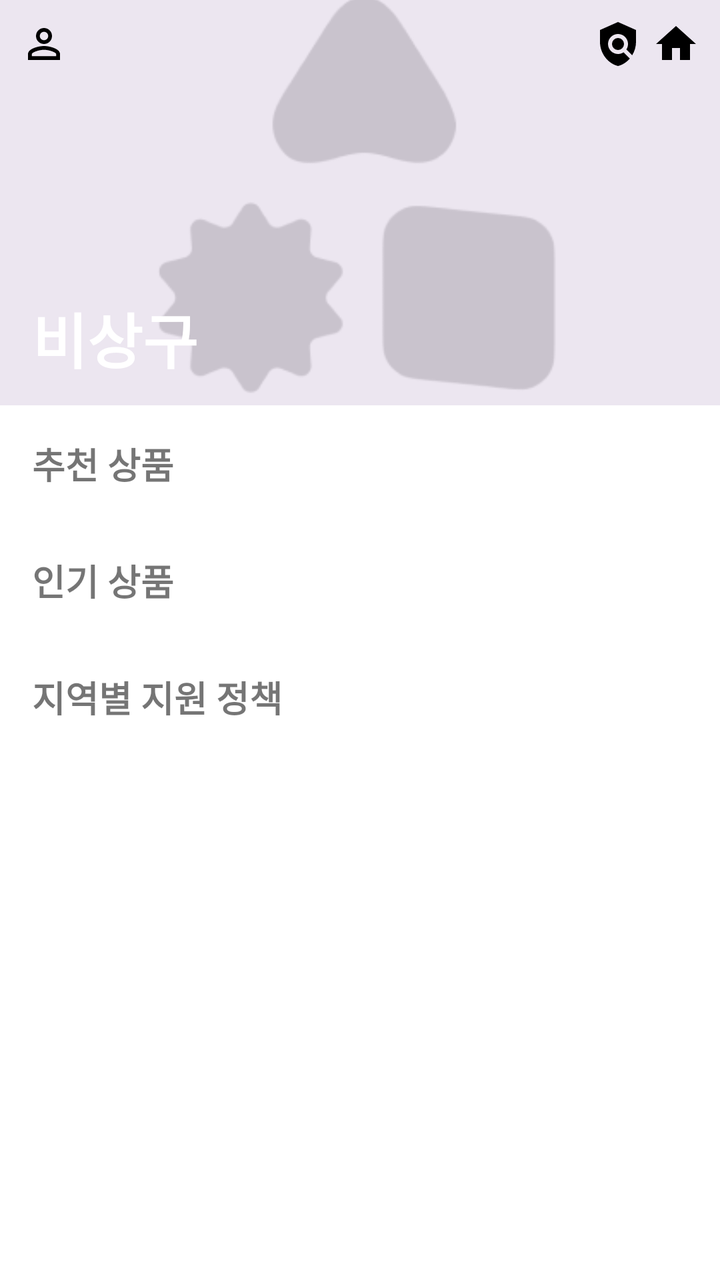
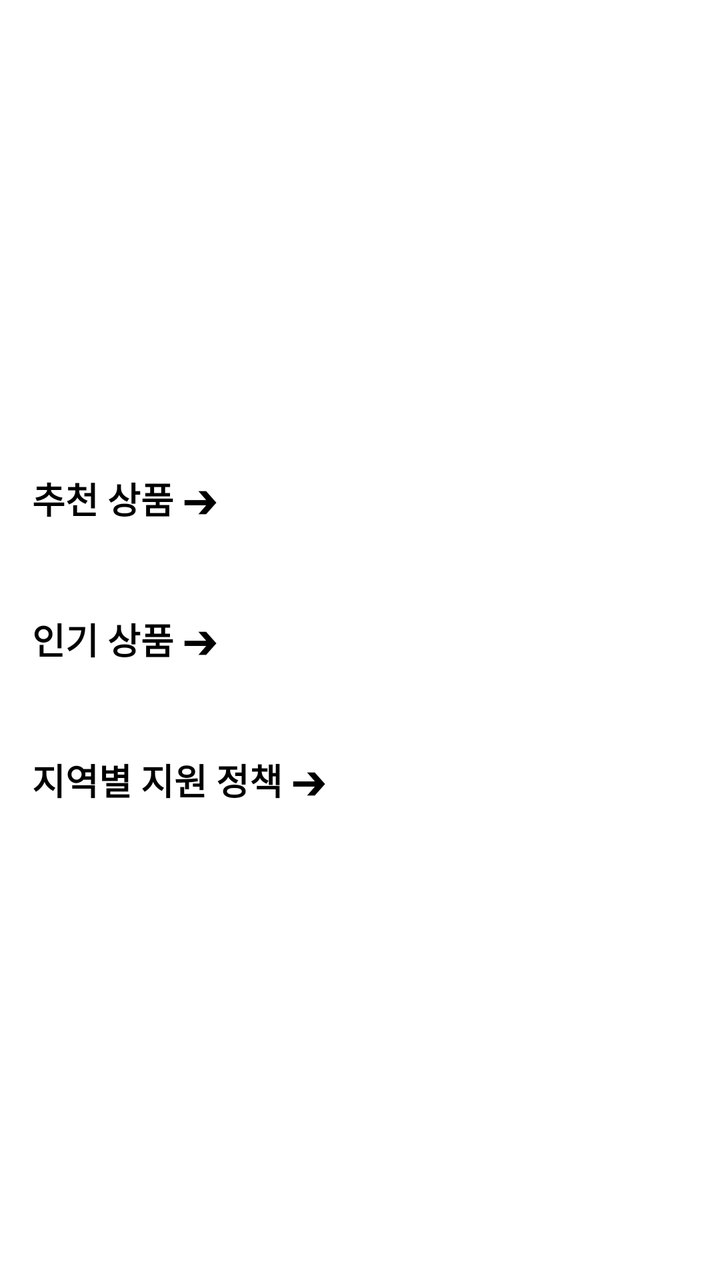

Before-and-after screenshots of an Android layout around one commit, followed by the original layout XML and the change that was made.
<!-- AndroidManifest.xml: application theme Theme.ExitSW -->
<!-- res/layout/fragment_main.xml -->
<androidx.drawerlayout.widget.DrawerLayout
    xmlns:android="http://schemas.android.com/apk/res/android"
    xmlns:app="http://schemas.android.com/apk/res-auto"
    android:layout_width="match_parent"
    android:layout_height="match_parent">

    <ScrollView
        android:layout_width="match_parent"
        android:layout_height="match_parent">

        <LinearLayout
            android:layout_width="match_parent"
            android:layout_height="match_parent"
            android:orientation="vertical">

            <androidx.constraintlayout.widget.ConstraintLayout
            android:layout_width="match_parent"
            android:layout_height="wrap_content">

                
                <ImageView
                    android:id="@+id/bannerImage"
                    android:layout_width="0dp"
                    android:layout_height="0dp"
                    android:scaleType="centerCrop"
                    android:src="@drawable/banner"
                    app:layout_constraintTop_toTopOf="parent"
                    app:layout_constraintStart_toStartOf="parent"
                    app:layout_constraintEnd_toEndOf="parent"
                    app:layout_constraintDimensionRatio="H,16:9"/>

                
                <ImageButton
                    android:id="@+id/btn_profile"
                    style="@style/NoBackground_ImageButton"
                    android:layout_width="wrap_content"
                    android:layout_height="wrap_content"
                    android:src="@drawable/ic_ai"
                    app:layout_constraintTop_toTopOf="@+id/bannerImage"
                    app:layout_constraintStart_toStartOf="parent"
                    android:layout_marginTop="10dp"
                    android:layout_marginStart="10dp"/>

                
                <ImageButton
                    android:id="@+id/btn_notification"
                    style="@style/NoBackground_ImageButton"
                    android:layout_width="wrap_content"
                    android:layout_height="wrap_content"
                    android:src="@drawable/ic_policy"
                    app:layout_constraintTop_toTopOf="@+id/bannerImage"
                    app:layout_constraintEnd_toStartOf="@+id/btn_settings"
                    android:layout_marginTop="10dp"
                    android:layout_marginEnd="5dp" />

                
                <ImageButton
                    android:id="@+id/btn_settings"
                    style="@style/NoBackground_ImageButton"
                    android:layout_width="wrap_content"
                    android:layout_height="wrap_content"
                    android:src="@drawable/ic_home"
                    app:layout_constraintTop_toTopOf="@+id/bannerImage"
                    app:layout_constraintEnd_toEndOf="parent"
                    android:layout_marginTop="10dp"
                    android:layout_marginEnd="10dp"/>

                
                <TextView
                    android:id="@+id/todayDateText"
                    android:layout_width="wrap_content"
                    android:layout_height="wrap_content"
                    android:text="비상구"
                    android:textColor="#FFFFFF"
                    android:textSize="30sp"
                    android:textStyle="bold"
                    app:layout_constraintBottom_toBottomOf="@+id/bannerImage"
                    app:layout_constraintStart_toStartOf="parent"
                    android:layout_marginStart="16dp"
                    android:layout_marginBottom="12dp"/>
            </androidx.constraintlayout.widget.ConstraintLayout>

            <LinearLayout
            android:layout_width="match_parent"
            android:layout_height="wrap_content"
            android:orientation="vertical">

                
                <LinearLayout
                android:layout_width="match_parent"
                android:layout_height="wrap_content"
                android:orientation="vertical"
                android:padding="16dp">

                    <TextView
                        android:id="@+id/RecommendSavingText"
                        android:layout_width="wrap_content"
                        android:layout_height="wrap_content"
                        android:text="추천 상품"
                        android:textSize="18sp"
                        android:textStyle="bold" />

                    <HorizontalScrollView
                    android:layout_width="match_parent"
                    android:layout_height="wrap_content">

                
                    <LinearLayout
                        android:layout_width="wrap_content"
                        android:layout_height="wrap_content"
                        android:orientation="horizontal">

                        

                    </LinearLayout>

                </HorizontalScrollView>

                </LinearLayout>

                
                <LinearLayout
                    android:layout_width="match_parent"
                    android:layout_height="wrap_content"
                    android:orientation="vertical"
                    android:padding="16dp">

                    <TextView
                        android:text="인기 상품"
                        android:textSize="18sp"
                        android:textStyle="bold"
                        android:layout_width="wrap_content"
                        android:layout_height="wrap_content"/>

                    <HorizontalScrollView
                        android:layout_width="match_parent"
                        android:layout_height="wrap_content">

                        
                        <LinearLayout
                            android:layout_width="wrap_content"
                            android:layout_height="wrap_content"
                            android:orientation="horizontal">

                        

                        </LinearLayout>

                    </HorizontalScrollView>

                </LinearLayout>

                
                <LinearLayout
                    android:layout_width="match_parent"
                    android:layout_height="wrap_content"
                    android:orientation="vertical"
                    android:padding="16dp">

                    <TextView
                        android:text="지역별 지원 정책"
                        android:textSize="18sp"
                        android:textStyle="bold"
                        android:layout_width="wrap_content"
                        android:layout_height="wrap_content"/>

                    <HorizontalScrollView
                        android:layout_width="match_parent"
                        android:layout_height="wrap_content">

                        <LinearLayout
                            android:layout_width="wrap_content"
                            android:layout_height="wrap_content"
                            android:orientation="horizontal">

                            

                        </LinearLayout>

                    </HorizontalScrollView>

                </LinearLayout>

            </LinearLayout>

        </LinearLayout>

    </ScrollView>

</androidx.drawerlayout.widget.DrawerLayout>
<!-- resources referenced by this layout -->
<resources>
  <!-- drawable banner: png bitmap (drawable, 6138 bytes) -->
  <!-- drawable ic_ai (drawable) -->
  <vector android:height="24dp" android:tint="#000000"
      android:viewportHeight="24" android:viewportWidth="24"
      android:width="24dp" xmlns:android="http://schemas.android.com/apk/res/android">
      <path android:fillColor="@android:color/white" android:pathData="M12,5.9c1.16,0 2.1,0.94 2.1,2.1s-0.94,2.1 -2.1,2.1S9.9,9.16 9.9,8s0.94,-2.1 2.1,-2.1m0,9c2.97,0 6.1,1.46 6.1,2.1v1.1L5.9,18.1L5.9,17c0,-0.64 3.13,-2.1 6.1,-2.1M12,4C9.79,4 8,5.79 8,8s1.79,4 4,4 4,-1.79 4,-4 -1.79,-4 -4,-4zM12,13c-2.67,0 -8,1.34 -8,4v3h16v-3c0,-2.66 -5.33,-4 -8,-4z"/>
  </vector>
  <!-- drawable ic_home (drawable) -->
  <vector android:height="24dp" android:tint="#000000"
      android:viewportHeight="24" android:viewportWidth="24"
      android:width="24dp" xmlns:android="http://schemas.android.com/apk/res/android">
      <path android:fillColor="@android:color/white" android:pathData="M10,20v-6h4v6h5v-8h3L12,3 2,12h3v8z"/>
  </vector>
  <!-- drawable ic_policy (drawable) -->
  <vector android:height="24dp" android:tint="#000000"
      android:viewportHeight="24" android:viewportWidth="24"
      android:width="24dp" xmlns:android="http://schemas.android.com/apk/res/android">
      <path android:fillColor="@android:color/white" android:pathData="M21,5l-9,-4L3,5v6c0,5.55 3.84,10.74 9,12c2.3,-0.56 4.33,-1.9 5.88,-3.71l-3.12,-3.12c-1.94,1.29 -4.58,1.07 -6.29,-0.64c-1.95,-1.95 -1.95,-5.12 0,-7.07c1.95,-1.95 5.12,-1.95 7.07,0c1.71,1.71 1.92,4.35 0.64,6.29l2.9,2.9C20.29,15.69 21,13.38 21,11V5z"/>
      <path android:fillColor="@android:color/white" android:pathData="M12,12m-3,0a3,3 0,1 1,6 0a3,3 0,1 1,-6 0"/>
  </vector>
  <style name="NoBackground_ImageButton">
          <item name="android:background">@android:color/transparent</item>
      </style>
  <style name="Theme.ExitSW" parent="Base.Theme.ExitSW" />
  <style name="Base.Theme.ExitSW" parent="Theme.MaterialComponents.DayNight.DarkActionBar">
          
          
      </style>
</resources>

<!-- the commit's change to res/layout/fragment_main.xml (unified diff, before → after) -->
@@ -1,190 +1,164 @@
 <androidx.drawerlayout.widget.DrawerLayout
     xmlns:android="http://schemas.android.com/apk/res/android"
     xmlns:app="http://schemas.android.com/apk/res-auto"
+    xmlns:tools="http://schemas.android.com/tools"
     android:layout_width="match_parent"
-    android:layout_height="match_parent">
+    android:layout_height="match_parent"
+    tools:context=".main.MainFragment">
 
     <ScrollView
         android:layout_width="match_parent"
-        android:layout_height="match_parent">
+        android:layout_height="match_parent"
+        android:scrollbars="none">
 
         <LinearLayout
-            android:layout_width="match_parent"
-            android:layout_height="match_parent"
-            android:orientation="vertical">
-
-            <androidx.constraintlayout.widget.ConstraintLayout
-            android:layout_width="match_parent"
-            android:layout_height="wrap_content">
-
-                
-                <ImageView
-                    android:id="@+id/bannerImage"
-                    android:layout_width="0dp"
-                    android:layout_height="0dp"
-                    android:scaleType="centerCrop"
-                    android:src="@drawable/banner"
-                    app:layout_constraintTop_toTopOf="parent"
-                    app:layout_constraintStart_toStartOf="parent"
-                    app:layout_constraintEnd_toEndOf="parent"
-                    app:layout_constraintDimensionRatio="H,16:9"/>
-
-                
-                <ImageButton
-                    android:id="@+id/btn_profile"
-                    style="@style/NoBackground_ImageButton"
-                    android:layout_width="wrap_content"
-                    android:layout_height="wrap_content"
-                    android:src="@drawable/ic_ai"
-                    app:layout_constraintTop_toTopOf="@+id/bannerImage"
-                    app:layout_constraintStart_toStartOf="parent"
-                    android:layout_marginTop="10dp"
-                    android:layout_marginStart="10dp"/>
-
-                
-                <ImageButton
-                    android:id="@+id/btn_notification"
-                    style="@style/NoBackground_ImageButton"
-                    android:layout_width="wrap_content"
-                    android:layout_height="wrap_content"
-                    android:src="@drawable/ic_policy"
-                    app:layout_constraintTop_toTopOf="@+id/bannerImage"
-                    app:layout_constraintEnd_toStartOf="@+id/btn_settings"
-                    android:layout_marginTop="10dp"
-                    android:layout_marginEnd="5dp" />
-
-                
-                <ImageButton
-                    android:id="@+id/btn_settings"
-                    style="@style/NoBackground_ImageButton"
-                    android:layout_width="wrap_content"
-                    android:layout_height="wrap_content"
-                    android:src="@drawable/ic_home"
-                    app:layout_constraintTop_toTopOf="@+id/bannerImage"
-                    app:layout_constraintEnd_toEndOf="parent"
-                    android:layout_marginTop="10dp"
-                    android:layout_marginEnd="10dp"/>
-
-                
-                <TextView
-                    android:id="@+id/todayDateText"
-                    android:layout_width="wrap_content"
-                    android:layout_height="wrap_content"
-                    android:text="비상구"
-                    android:textColor="#FFFFFF"
-                    android:textSize="30sp"
-                    android:textStyle="bold"
-                    app:layout_constraintBottom_toBottomOf="@+id/bannerImage"
-                    app:layout_constraintStart_toStartOf="parent"
-                    android:layout_marginStart="16dp"
-                    android:layout_marginBottom="12dp"/>
-            </androidx.constraintlayout.widget.ConstraintLayout>
-
-            <LinearLayout
             android:layout_width="match_parent"
             android:layout_height="wrap_content"
             android:orientation="vertical">
 
+            
+            <androidx.constraintlayout.widget.ConstraintLayout
+                android:layout_width="match_parent"
+                android:layout_height="220dp">
                 
-                <LinearLayout
+            </androidx.constraintlayout.widget.ConstraintLayout>
+
+            
+            <LinearLayout
                 android:layout_width="match_parent"
                 android:layout_height="wrap_content"
                 android:orientation="vertical"
                 android:padding="16dp">
 
-                    <TextView
-                        android:id="@+id/RecommendSavingText"
-                        android:layout_width="wrap_content"
-                        android:layout_height="wrap_content"
-                        android:text="추천 상품"
-                        android:textSize="18sp"
-                        android:textStyle="bold" />
-
-                    <HorizontalScrollView
-                    android:layout_width="match_parent"
-                    android:layout_height="wrap_content">
+                <TextView
+                    android:text="추천 상품 ➔"
+                    android:textSize="18sp"
+                    android:textStyle="bold"
+                    android:textColor="@android:color/black"
+                    android:layout_width="wrap_content"
+                    android:layout_height="wrap_content"
+                    android:layout_marginBottom="12dp"/>
 
                 
-                    <LinearLayout
-                        android:layout_width="wrap_content"
-                        android:layout_height="wrap_content"
-                        android:orientation="horizontal">
+                <androidx.recyclerview.widget.RecyclerView
+                    android:id="@+id/recommendRecyclerView"
+                    android:layout_width="match_parent"
+                    android:layout_height="wrap_content"
+                    android:orientation="horizontal"
+                    app:layoutManager="androidx.recyclerview.widget.LinearLayoutManager"
+                    tools:listitem="@layout/item_home_card"
+                    tools:itemCount="3"/>
+            </LinearLayout>
 
-                        
+            
+            <LinearLayout
+                android:layout_width="match_parent"
+                android:layout_height="wrap_content"
+                android:orientation="vertical"
+                android:padding="16dp">
 
-                    </LinearLayout>
-
-                </HorizontalScrollView>
-
-                </LinearLayout>
+                <TextView
+                    android:text="인기 상품 ➔"
+                    android:textSize="18sp"
+                    android:textStyle="bold"
+                    android:textColor="@android:color/black"
+                    android:layout_width="wrap_content"
+                    android:layout_height="wrap_content"
+                    android:layout_marginBottom="12dp"/>
 
                 
-                <LinearLayout
+                <androidx.recyclerview.widget.RecyclerView
+                    android:id="@+id/popularRecyclerView"
                     android:layout_width="match_parent"
                     android:layout_height="wrap_content"
-                    android:orientation="vertical"
-                    android:padding="16dp">
+                    android:orientation="horizontal"
+                    app:layoutManager="androidx.recyclerview.widget.LinearLayoutManager"
+                    tools:listitem="@layout/item_home_card"
+                    tools:itemCount="3"/>
+            </LinearLayout>
 
-                    <TextView
-                        android:text="인기 상품"
-                        android:textSize="18sp"
-                        android:textStyle="bold"
-                        android:layout_width="wrap_content"
-                        android:layout_height="wrap_content"/>
+            
+            <LinearLayout
+                android:layout_width="match_parent"
+                android:layout_height="wrap_content"
+                android:orientation="vertical"
+                android:padding="16dp">
 
-                    <HorizontalScrollView
-                        android:layout_width="match_parent"
-                        android:layout_height="wrap_content">
-
-                        
-                        <LinearLayout
-                            android:layout_width="wrap_content"
-                            android:layout_height="wrap_content"
-                            android:orientation="horizontal">
-
-                        
-
-                        </LinearLayout>
-
-                    </HorizontalScrollView>
-
-                </LinearLayout>
+                <TextView
+                    android:text="지역별 지원 정책 ➔"
+                    android:textSize="18sp"
+                    android:textStyle="bold"
+                    android:textColor="@android:color/black"
+                    android:layout_width="wrap_content"
+                    android:layout_height="wrap_content"
+                    android:layout_marginBottom="12dp"/>
 
                 
-                <LinearLayout
+                <androidx.recyclerview.widget.RecyclerView
+                    android:id="@+id/policyRecyclerView"
                     android:layout_width="match_parent"
                     android:layout_height="wrap_content"
-                    android:orientation="vertical"
-                    android:padding="16dp">
-
-                    <TextView
-                        android:text="지역별 지원 정책"
-                        android:textSize="18sp"
-                        android:textStyle="bold"
-                        android:layout_width="wrap_content"
-                        android:layout_height="wrap_content"/>
-
-                    <HorizontalScrollView
-                        android:layout_width="match_parent"
-                        android:layout_height="wrap_content">
-
-                        <LinearLayout
-                            android:layout_width="wrap_content"
-                            android:layout_height="wrap_content"
-                            android:orientation="horizontal">
-
-                            
-
-                        </LinearLayout>
-
-                    </HorizontalScrollView>
-
-                </LinearLayout>
+                    android:orientation="horizontal"
+                    app:layoutManager="androidx.recyclerview.widget.LinearLayoutManager"
+                    tools:listitem="@layout/item_home_card"
+                    tools:itemCount="3"/>
 
             </LinearLayout>
 
         </LinearLayout>
+    </ScrollView>
+</androidx.drawerlayout.widget.DrawerLayout>
+<!-- res/layout/item_home_card.xml (included above) -->
+<?xml version="1.0" encoding="utf-8"?>
+<com.google.android.material.card.MaterialCardView
+    xmlns:android="http://schemas.android.com/apk/res/android"
+    xmlns:app="http://schemas.android.com/apk/res-auto"
+    xmlns:tools="http://schemas.android.com/tools"
+    android:layout_width="150dp"
+    android:layout_height="wrap_content"
+    android:layout_marginEnd="12dp"
+    app:cardCornerRadius="16dp"
+    app:cardElevation="0dp"
+    app:cardBackgroundColor="#F1F3F5"> 
 
-    </ScrollView>
+    <LinearLayout
+        android:layout_width="match_parent"
+        android:layout_height="wrap_content"
+        android:orientation="vertical"
+        android:padding="12dp">
 
-</androidx.drawerlayout.widget.DrawerLayout>
+        
+        <ImageView
+            android:id="@+id/imgCard"
+            android:layout_width="match_parent"
+            android:layout_height="80dp"
+            android:scaleType="centerCrop"
+            android:background="#E0E0E0" />
+
+        
+        <TextView
+            android:id="@+id/textCardTitle"
+            android:layout_width="wrap_content"
+            android:layout_height="wrap_content"
+            android:layout_marginTop="8dp"
+            android:text="상품 이름"
+            android:textColor="@android:color/black"
+            android:textSize="16sp"
+            android:textStyle="bold"
+            android:maxLines="1"
+            android:ellipsize="end"/>
+
+        
+        <TextView
+            android:id="@+id/textCardSubtitle"
+            android:layout_width="wrap_content"
+            android:layout_height="wrap_content"
+            android:text="은행 이름"
+            android:textColor="@android:color/darker_gray"
+            android:textSize="12sp"
+            android:maxLines="1"
+            android:ellipsize="end"/>
+
+    </LinearLayout>
+
+</com.google.android.material.card.MaterialCardView>
<!-- resource entries referenced after the edit -->
@@ -1,28 +1,5 @@
 <!-- resources referenced by this layout -->
 <resources>
-  <!-- drawable banner: png bitmap (drawable, 6138 bytes) -->
-  <!-- drawable ic_ai (drawable) -->
-  <vector android:height="24dp" android:tint="#000000"
-      android:viewportHeight="24" android:viewportWidth="24"
-      android:width="24dp" xmlns:android="http://schemas.android.com/apk/res/android">
-      <path android:fillColor="@android:color/white" android:pathData="M12,5.9c1.16,0 2.1,0.94 2.1,2.1s-0.94,2.1 -2.1,2.1S9.9,9.16 9.9,8s0.94,-2.1 2.1,-2.1m0,9c2.97,0 6.1,1.46 6.1,2.1v1.1L5.9,18.1L5.9,17c0,-0.64 3.13,-2.1 6.1,-2.1M12,4C9.79,4 8,5.79 8,8s1.79,4 4,4 4,-1.79 4,-4 -1.79,-4 -4,-4zM12,13c-2.67,0 -8,1.34 -8,4v3h16v-3c0,-2.66 -5.33,-4 -8,-4z"/>
-  </vector>
-  <!-- drawable ic_home (drawable) -->
-  <vector android:height="24dp" android:tint="#000000"
-      android:viewportHeight="24" android:viewportWidth="24"
-      android:width="24dp" xmlns:android="http://schemas.android.com/apk/res/android">
-      <path android:fillColor="@android:color/white" android:pathData="M10,20v-6h4v6h5v-8h3L12,3 2,12h3v8z"/>
-  </vector>
-  <!-- drawable ic_policy (drawable) -->
-  <vector android:height="24dp" android:tint="#000000"
-      android:viewportHeight="24" android:viewportWidth="24"
-      android:width="24dp" xmlns:android="http://schemas.android.com/apk/res/android">
-      <path android:fillColor="@android:color/white" android:pathData="M21,5l-9,-4L3,5v6c0,5.55 3.84,10.74 9,12c2.3,-0.56 4.33,-1.9 5.88,-3.71l-3.12,-3.12c-1.94,1.29 -4.58,1.07 -6.29,-0.64c-1.95,-1.95 -1.95,-5.12 0,-7.07c1.95,-1.95 5.12,-1.95 7.07,0c1.71,1.71 1.92,4.35 0.64,6.29l2.9,2.9C20.29,15.69 21,13.38 21,11V5z"/>
-      <path android:fillColor="@android:color/white" android:pathData="M12,12m-3,0a3,3 0,1 1,6 0a3,3 0,1 1,-6 0"/>
-  </vector>
-  <style name="NoBackground_ImageButton">
-          <item name="android:background">@android:color/transparent</item>
-      </style>
   <style name="Theme.ExitSW" parent="Base.Theme.ExitSW" />
   <style name="Base.Theme.ExitSW" parent="Theme.MaterialComponents.DayNight.DarkActionBar">
           
